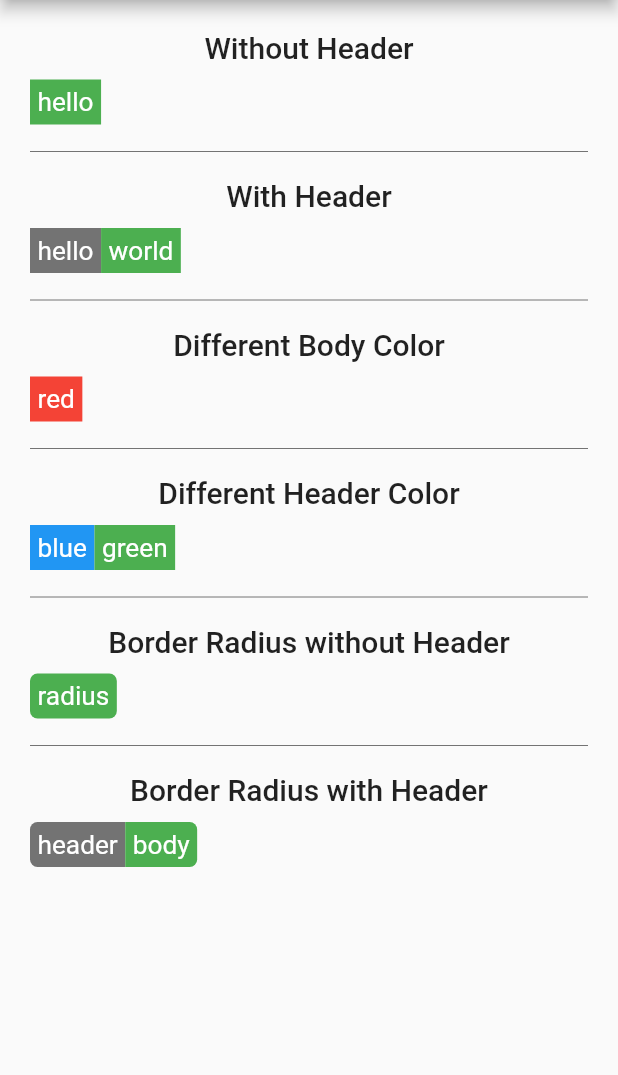
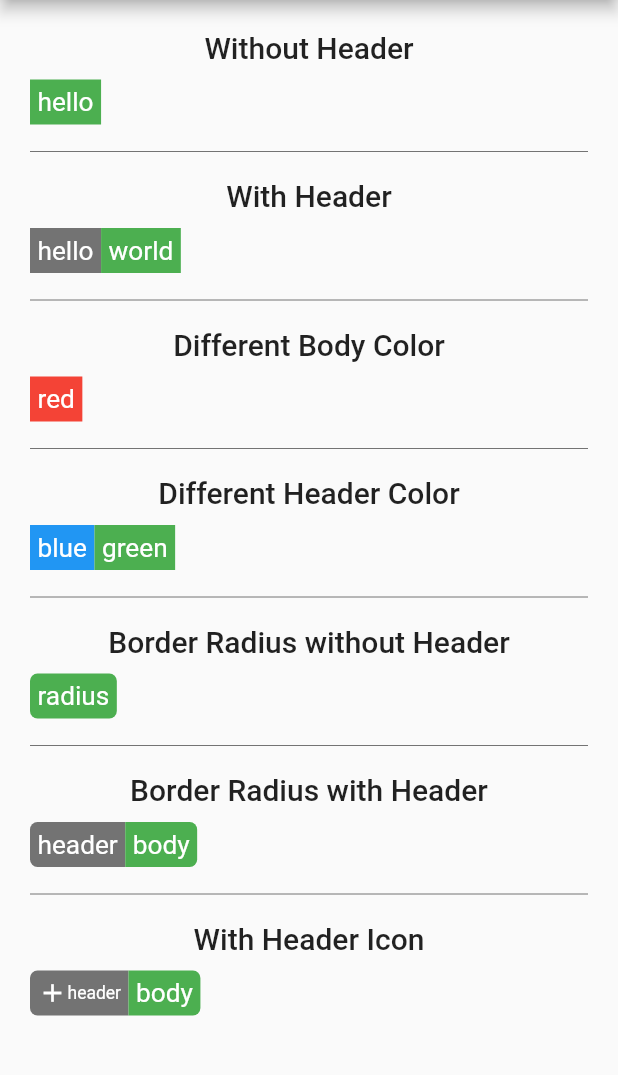
Before and after one commit to erayerdin/metabadge, a Flutter app: the screen it shows after launch, on a phone screen of 412 x 824 dp, the part 84-1159 px from its top. Run offline on Flutter 3.47's test engine with Material 2 defaults, Android fonts, the phone set to English and light mode, and no system bars.

Commit message:
added badge with header icon example

```diff
--- a/examples/project/lib/main.dart
+++ b/examples/project/lib/main.dart
@@ -32,8 +32,8 @@ class MetabadgeExample {
 
 const TextStyle whiteTextStyle = TextStyle(color: Colors.white);
 
-const List<MetabadgeExample> examples = [
-  MetabadgeExample(
+final List<MetabadgeExample> examples = [
+  const MetabadgeExample(
     title: 'Without Header',
     metabadge: Metabadge(
       body: Text(
@@ -42,7 +42,7 @@ const List<MetabadgeExample> examples = [
       ),
     ),
   ),
-  MetabadgeExample(
+  const MetabadgeExample(
     title: 'With Header',
     metabadge: Metabadge(
       header: Text(
@@ -55,7 +55,7 @@ const List<MetabadgeExample> examples = [
       ),
     ),
   ),
-  MetabadgeExample(
+  const MetabadgeExample(
     title: 'Different Body Color',
     metabadge: Metabadge(
       body: Text(
@@ -67,7 +67,7 @@ const List<MetabadgeExample> examples = [
       ),
     ),
   ),
-  MetabadgeExample(
+  const MetabadgeExample(
     title: 'Different Header Color',
     metabadge: Metabadge(
       body: Text(
@@ -83,7 +83,7 @@ const List<MetabadgeExample> examples = [
       ),
     ),
   ),
-  MetabadgeExample(
+  const MetabadgeExample(
     title: 'Border Radius without Header',
     metabadge: Metabadge(
       body: Text(
@@ -93,7 +93,7 @@ const List<MetabadgeExample> examples = [
       decoration: MetabadgeDecoration(radius: 5),
     ),
   ),
-  MetabadgeExample(
+  const MetabadgeExample(
     title: 'Border Radius with Header',
     metabadge: Metabadge(
       header: Text(
@@ -105,6 +105,29 @@ const List<MetabadgeExample> examples = [
         style: whiteTextStyle,
       ),
       decoration: MetabadgeDecoration(radius: 5),
+    ),
+  ),
+  MetabadgeExample(
+    title: 'With Header Icon',
+    metabadge: Metabadge(
+      header: Row(
+        children: const [
+          Icon(
+            Icons.add,
+            color: Colors.white,
+          ),
+          Text(
+            'header',
+            style: whiteTextStyle,
+          ),
+        ],
+      ),
+      body: const Text(
+        'body',
+        style: whiteTextStyle,
+      ),
+      // TODO change radius
+      decoration: const MetabadgeDecoration(radius: 5),
     ),
   ),
 ];
```
